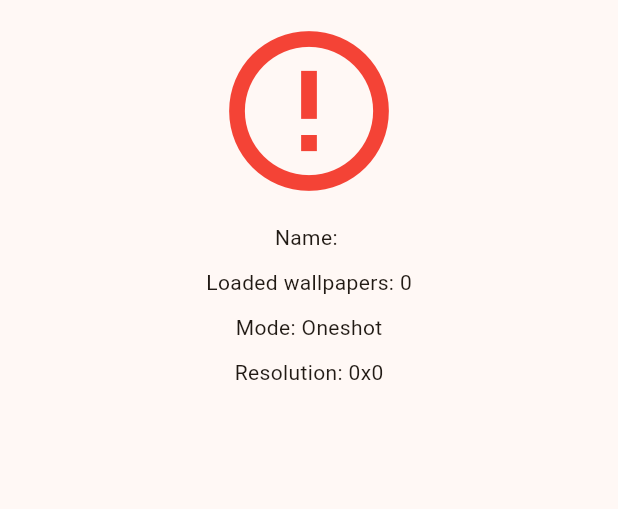
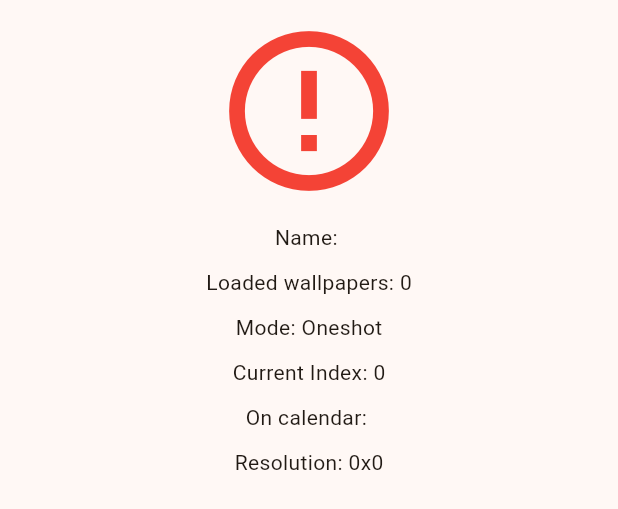
Before and after one commit to jeremymreed/walls, a Flutter app: the OutputStatus widget shown alone on an empty page, opened directly with empty values, on a phone screen of 412 x 824 dp. Shown: the top 509 px of the screen. Run offline on Flutter 3.47's test engine with Material 3 defaults, Android fonts, the phone set to English and light mode, and no system bars; our stand-ins replace args, sqflite, sqflite_common_ffi; missing offline and left inert: dart:ffi, dbus, xdg_directories; accounts and stored records are empty; project files that could hold a hidden picture were left out.

Commit message:
Updated OutputStatus widget.
Add currentIndex.

Apparently we're also adding the oncalendar string here too.

```diff
--- a/lib/widgets/output_status.dart
+++ b/lib/widgets/output_status.dart
@@ -27,6 +27,10 @@ class OutputStatus extends StatelessWidget {
           const SizedBox(height: 10),
           Text('Mode: ${_settings.mode.toShortString()}'),
           const SizedBox(height: 10),
+          Text('Current Index: ${_settings.currentIndex}'),
+          const SizedBox(height: 10),
+          Text('On calendar: ${_settings.oncalendar}'),
+          const SizedBox(height: 10),
           Text(
               'Resolution: ${_settings.resolution.width}x${_settings.resolution.height}'),
         ],
```
